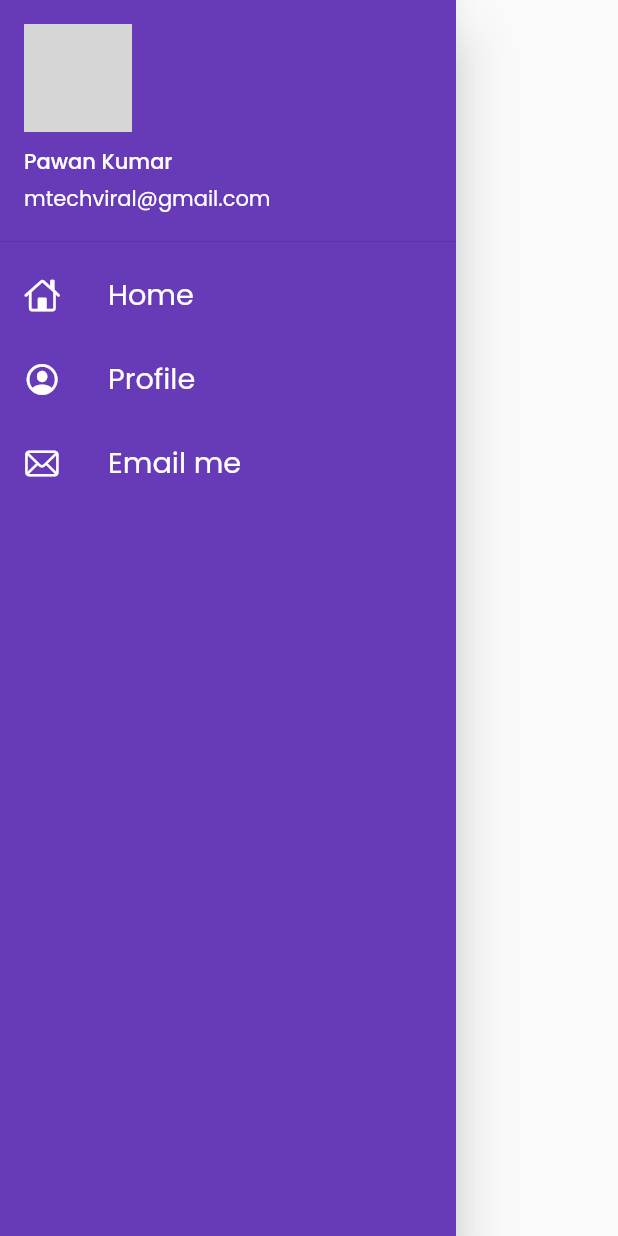
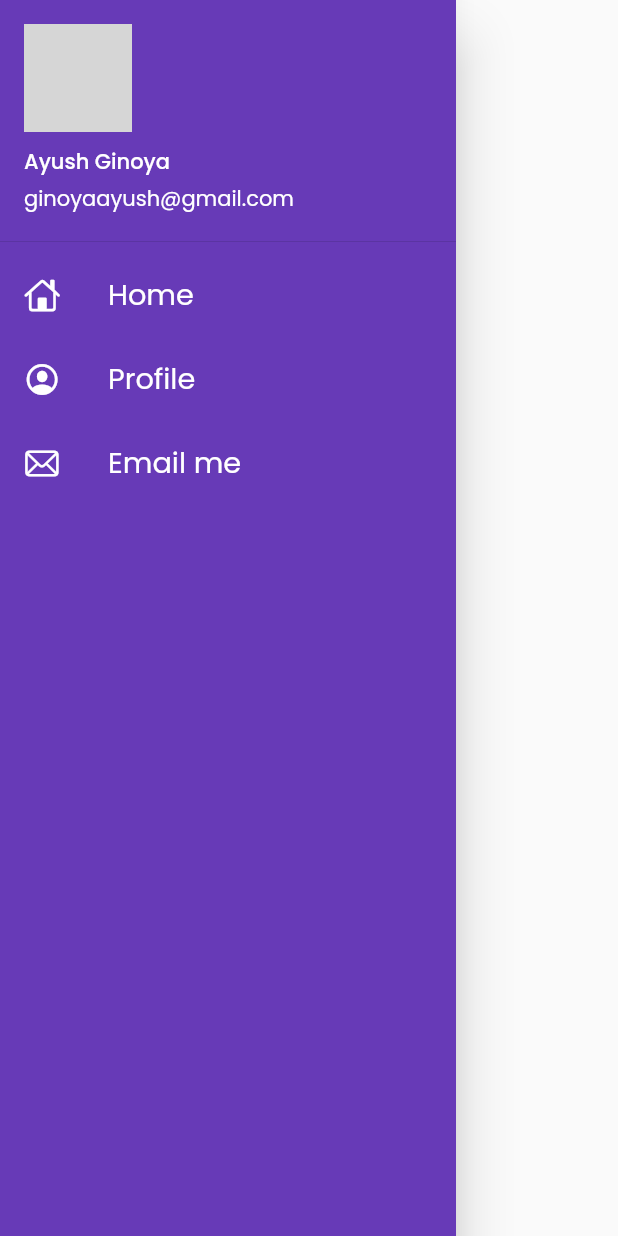
Before and after one commit to AyushGinoya/Virtual_Store, a Flutter app: the MyDrawer widget shown alone on an empty page, opened directly, on a phone screen of 412 x 824 dp. Run offline on Flutter 3.47's test engine with Material 2 defaults, Android fonts, the phone set to English and light mode, and no system bars; our stand-ins replace google_fonts, velocity_x; network calls fail; project files that could hold a hidden picture were left out; grey boxes are pictures that could not be loaded.

Commit message:
Update drawer.dart

```diff
--- a/lib/widgets/drawer.dart
+++ b/lib/widgets/drawer.dart
@@ -2,22 +2,24 @@ import 'package:flutter/cupertino.dart';
 import 'package:flutter/material.dart';
 
 class MyDrawer extends StatelessWidget {
+  const MyDrawer({super.key});
+
   @override
   Widget build(BuildContext context) {
-    final imageUrl =
+    const imageUrl =
         "https://avatars.githubusercontent.com/u/12619420?s=460&u=26db98cbde1dd34c7c67b85c240505a436b2c36d&v=4";
     return Drawer(
       child: Container(
         color: Colors.deepPurple,
         child: ListView(
           padding: EdgeInsets.zero,
-          children: [
+          children: const [
             DrawerHeader(
               padding: EdgeInsets.zero,
               child: UserAccountsDrawerHeader(
                 margin: EdgeInsets.zero,
-                accountName: Text("Pawan Kumar"),
-                accountEmail: Text("mtechviral@gmail.com"),
+                accountName: Text("Ayush Ginoya"),
+                accountEmail: Text("ginoyaayush@gmail.com"),
                 currentAccountPicture: CircleAvatar(
                   backgroundImage: NetworkImage(imageUrl),
                 ),
```
